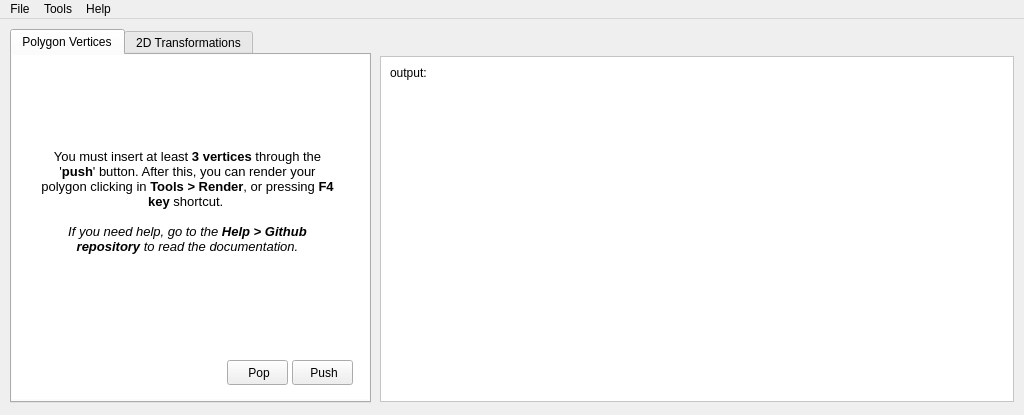
First picture: the form in penrose/gui/mainwindow.ui, repository allexlima/cg-penrose, before the edit.
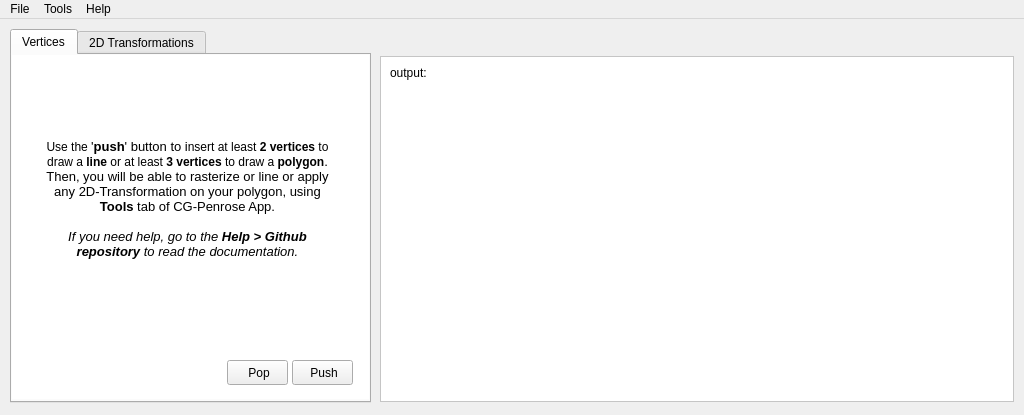
Second picture: the form after the edit. Icons and pictures are not drawn.

Commit message: Update Main window

The edit to the form file:
```diff
--- a/penrose/gui/mainwindow.ui
+++ b/penrose/gui/mainwindow.ui
@@ -53,7 +53,7 @@
     </property>
     <widget class="QWidget" name="tab_vertices">
      <attribute name="title">
-      <string>Polygon Vertices</string>
+      <string>Vertices</string>
      </attribute>
      <widget class="QPushButton" name="pushVertice">
       <property name="geometry">
@@ -130,9 +130,9 @@
       <property name="geometry">
        <rect>
         <x>20</x>
-        <y>90</y>
+        <y>80</y>
         <width>311</width>
-        <height>141</height>
+        <height>171</height>
        </rect>
       </property>
       <property name="frameShape">
@@ -145,10 +145,10 @@
        <string>&lt;!DOCTYPE HTML PUBLIC &quot;-//W3C//DTD HTML 4.0//EN&quot; &quot;http://www.w3.org/TR/REC-html40/strict.dtd&quot;&gt;
 &lt;html&gt;&lt;head&gt;&lt;meta name=&quot;qrichtext&quot; content=&quot;1&quot; /&gt;&lt;style type=&quot;text/css&quot;&gt;
 p, li { white-space: pre-wrap; }
-&lt;/style&gt;&lt;/head&gt;&lt;body style=&quot; font-family:'Cantarell'; font-size:10pt; font-weight:400; font-style:normal;&quot;&gt;
-&lt;p align=&quot;center&quot; style=&quot; margin-top:0px; margin-bottom:0px; margin-left:0px; margin-right:0px; -qt-block-indent:0; text-indent:0px;&quot;&gt;You must insert at least &lt;span style=&quot; font-weight:600;&quot;&gt;3 vertices&lt;/span&gt; through the '&lt;span style=&quot; font-weight:600;&quot;&gt;push&lt;/span&gt;' button. After this, you can render your polygon clicking in &lt;span style=&quot; font-weight:600;&quot;&gt;Tools &amp;gt; Render&lt;/span&gt;, or pressing &lt;span style=&quot; font-weight:600;&quot;&gt;F4 key&lt;/span&gt; shortcut. &lt;/p&gt;
-&lt;p align=&quot;center&quot; style=&quot;-qt-paragraph-type:empty; margin-top:0px; margin-bottom:0px; margin-left:0px; margin-right:0px; -qt-block-indent:0; text-indent:0px;&quot;&gt;&lt;br /&gt;&lt;/p&gt;
-&lt;p align=&quot;center&quot; style=&quot; margin-top:0px; margin-bottom:0px; margin-left:0px; margin-right:0px; -qt-block-indent:0; text-indent:0px;&quot;&gt;&lt;span style=&quot; font-style:italic;&quot;&gt;If you need help, go to the &lt;/span&gt;&lt;span style=&quot; font-weight:600; font-style:italic;&quot;&gt;Help &amp;gt; Github repository&lt;/span&gt;&lt;span style=&quot; font-style:italic;&quot;&gt; to read the documentation.&lt;/span&gt;&lt;/p&gt;&lt;/body&gt;&lt;/html&gt;</string>
+&lt;/style&gt;&lt;/head&gt;&lt;body style=&quot; font-family:'Roboto Medium'; font-size:9pt; font-weight:400; font-style:normal;&quot;&gt;
+&lt;p align=&quot;center&quot; style=&quot; margin-top:0px; margin-bottom:0px; margin-left:0px; margin-right:0px; -qt-block-indent:0; text-indent:0px;&quot;&gt;Use the &lt;span style=&quot; font-family:'Cantarell'; font-size:10pt;&quot;&gt;'&lt;/span&gt;&lt;span style=&quot; font-family:'Cantarell'; font-size:10pt; font-weight:600;&quot;&gt;push&lt;/span&gt;&lt;span style=&quot; font-family:'Cantarell'; font-size:10pt;&quot;&gt;' button to i&lt;/span&gt;nsert at least &lt;span style=&quot; font-weight:600;&quot;&gt;2 vertices&lt;/span&gt; to draw a &lt;span style=&quot; font-weight:600;&quot;&gt;line&lt;/span&gt; or at least&lt;span style=&quot; font-weight:600;&quot;&gt; 3 vertices&lt;/span&gt; to draw a &lt;span style=&quot; font-weight:600;&quot;&gt;polygon&lt;/span&gt;&lt;span style=&quot; font-family:'Cantarell'; font-size:10pt;&quot;&gt;. Then, you will be able to rasterize or line or apply any 2D-Transformation on your polygon, using &lt;/span&gt;&lt;span style=&quot; font-family:'Cantarell'; font-size:10pt; font-weight:600;&quot;&gt;Tools &lt;/span&gt;&lt;span style=&quot; font-family:'Cantarell'; font-size:10pt;&quot;&gt;tab of CG-Penrose App.&lt;/span&gt;&lt;/p&gt;
+&lt;p align=&quot;center&quot; style=&quot;-qt-paragraph-type:empty; margin-top:0px; margin-bottom:0px; margin-left:0px; margin-right:0px; -qt-block-indent:0; text-indent:0px; font-family:'Cantarell'; font-size:10pt;&quot;&gt;&lt;br /&gt;&lt;/p&gt;
+&lt;p align=&quot;center&quot; style=&quot; margin-top:0px; margin-bottom:0px; margin-left:0px; margin-right:0px; -qt-block-indent:0; text-indent:0px;&quot;&gt;&lt;span style=&quot; font-family:'Cantarell'; font-size:10pt; font-style:italic;&quot;&gt;If you need help, go to the &lt;/span&gt;&lt;span style=&quot; font-family:'Cantarell'; font-size:10pt; font-weight:600; font-style:italic;&quot;&gt;Help &amp;gt; Github repository&lt;/span&gt;&lt;span style=&quot; font-family:'Cantarell'; font-size:10pt; font-style:italic;&quot;&gt; to read the documentation.&lt;/span&gt;&lt;/p&gt;&lt;/body&gt;&lt;/html&gt;</string>
       </property>
      </widget>
      <zorder>tableVertices</zorder>
```
Left out of the diff: 143 changed lines with no effect on the pictures. The commit also changes 1 other file.
